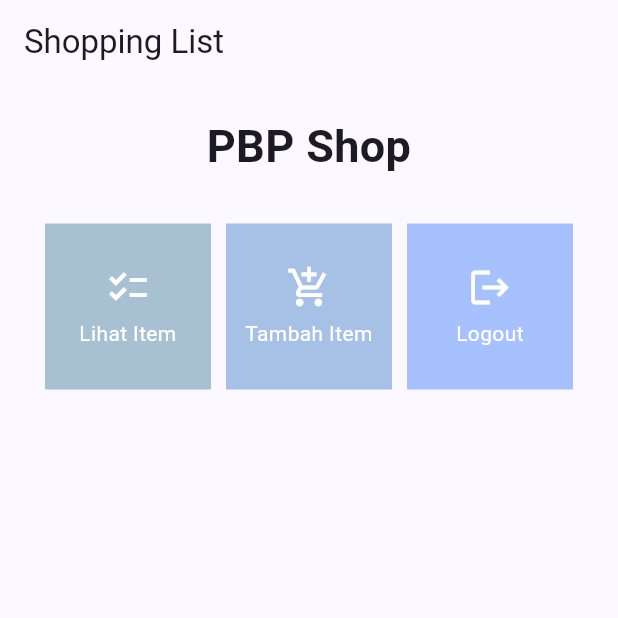
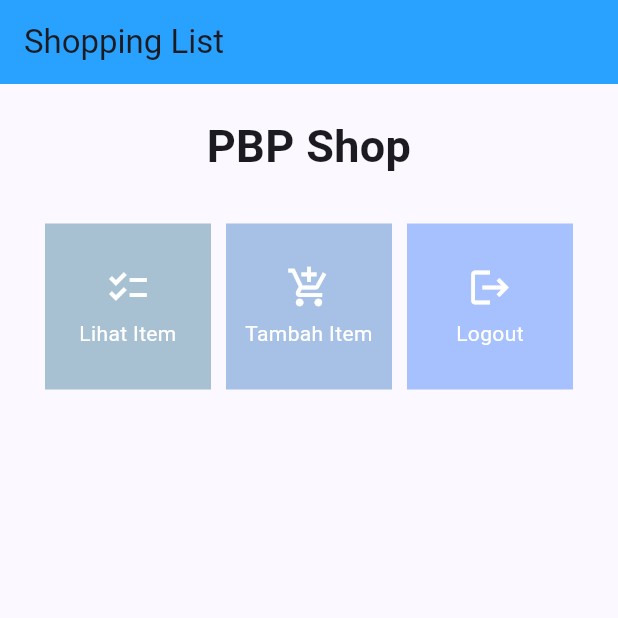
Before and after one commit to m-hilmy-erryanto/hilmeezy-mobile, a Flutter app: the screen it shows after launch, on a phone screen of 412 x 824 dp, the top half of it. Run offline on Flutter 3.47's test engine with Material 2 defaults, Android fonts, the phone set to English and light mode, and no system bars.

Commit message:
changed appbar color

```diff
--- a/lib/menu.dart
+++ b/lib/menu.dart
@@ -14,10 +14,10 @@ class MyHomePage extends StatelessWidget {
   Widget build(BuildContext context) {
     return Scaffold(
       appBar: AppBar(
-        title: const Text(
-          'Shopping List',
-        ),
-      ),
+          title: const Text(
+            'Shopping List',
+          ),
+          backgroundColor: const Color.fromARGB(255, 41, 162, 255)),
       body: SingleChildScrollView(
         // Widget wrapper yang dapat discroll
         child: Padding(
```
